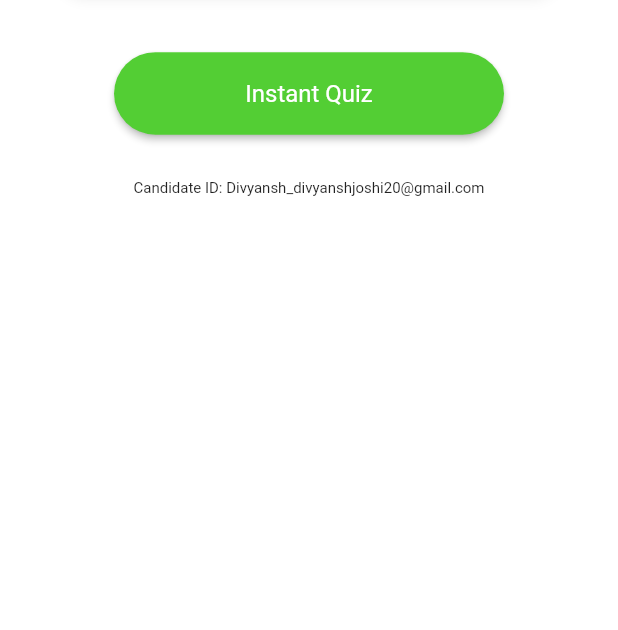
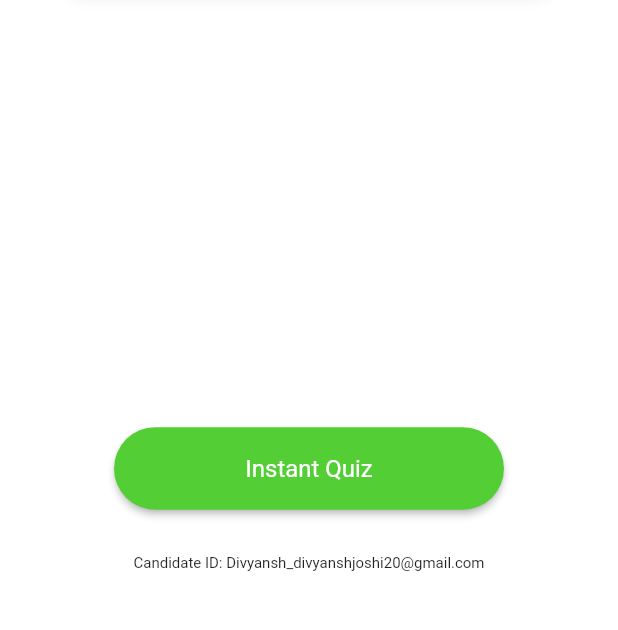
Before and after one commit to archrave/Demo-Quiz-App, a Flutter app: the screen it shows after launch, on a phone screen of 412 x 824 dp, the part 318-948 px from its top. Run offline on Flutter 3.47's test engine with Material 2 defaults, Android fonts, the phone set to English and light mode, and no system bars; network calls fail.

Commit message:
Adjected homescreenUI

```diff
--- a/lib/screens/home_screen.dart
+++ b/lib/screens/home_screen.dart
@@ -19,7 +19,7 @@ class _HomeScreenState extends State<HomeScreen>
     super.initState();
     _controller = AnimationController(
         vsync: this, duration: Duration(milliseconds: 3000));
-    _startAnim = Tween<Size>(begin: Size(390, 200), end: Size(360, 85)).animate(
+    _startAnim = Tween<Size>(begin: Size(390, 150), end: Size(360, 85)).animate(
         CurvedAnimation(parent: _controller, curve: Curves.fastOutSlowIn));
     _startAnim.addListener(() => setState(() {}));
 
@@ -40,6 +40,7 @@ class _HomeScreenState extends State<HomeScreen>
     });
     return Scaffold(
       body: Column(
+        //mainAxisAlignment: MainAxisAlignment.end,
         children: [
           Container(
             padding: EdgeInsets.all(3),
@@ -116,7 +117,10 @@ class _HomeScreenState extends State<HomeScreen>
                 ),
                 onPressed: () => loadQuiz(context)),
           ),
-          SizedBox(height: 50),
+          SizedBox(height: 300),
+          Column(
+            mainAxisAlignment: MainAxisAlignment.end,
+            children: [
               Container(
                   width: 260,
                   height: 55,
@@ -133,6 +137,8 @@ class _HomeScreenState extends State<HomeScreen>
               Text(
                 'Candidate ID: Divyansh_divyanshjoshi20@gmail.com',
                 style: TextStyle(fontSize: 10),
+              ),
+            ],
           )
         ],
       ),
```
Lines whose indentation alone changed are shown as unchanged.
